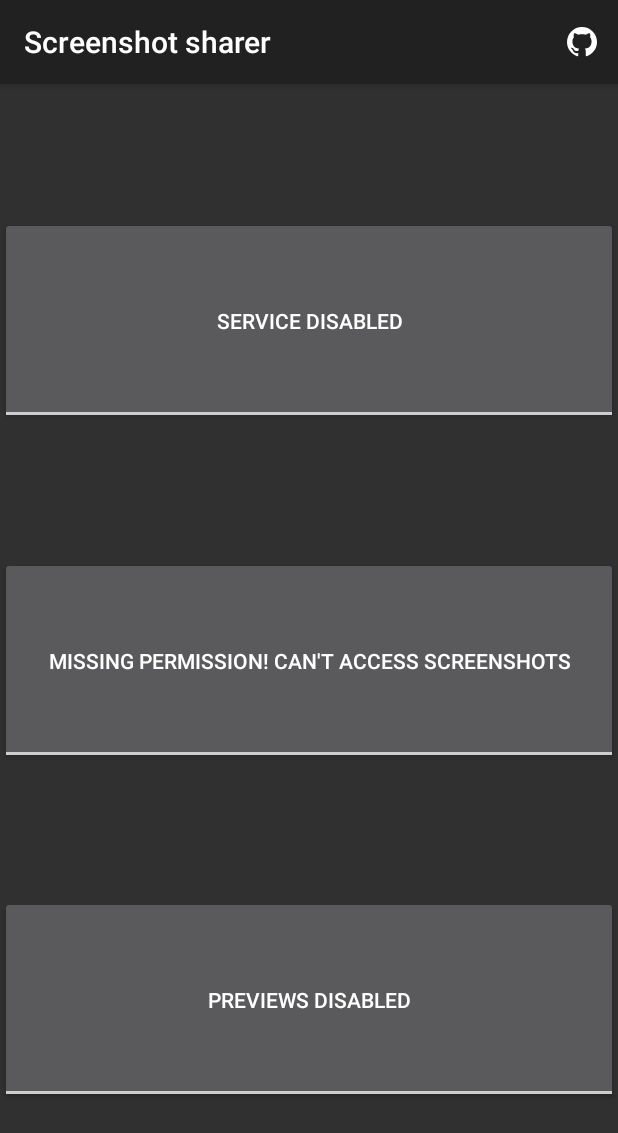
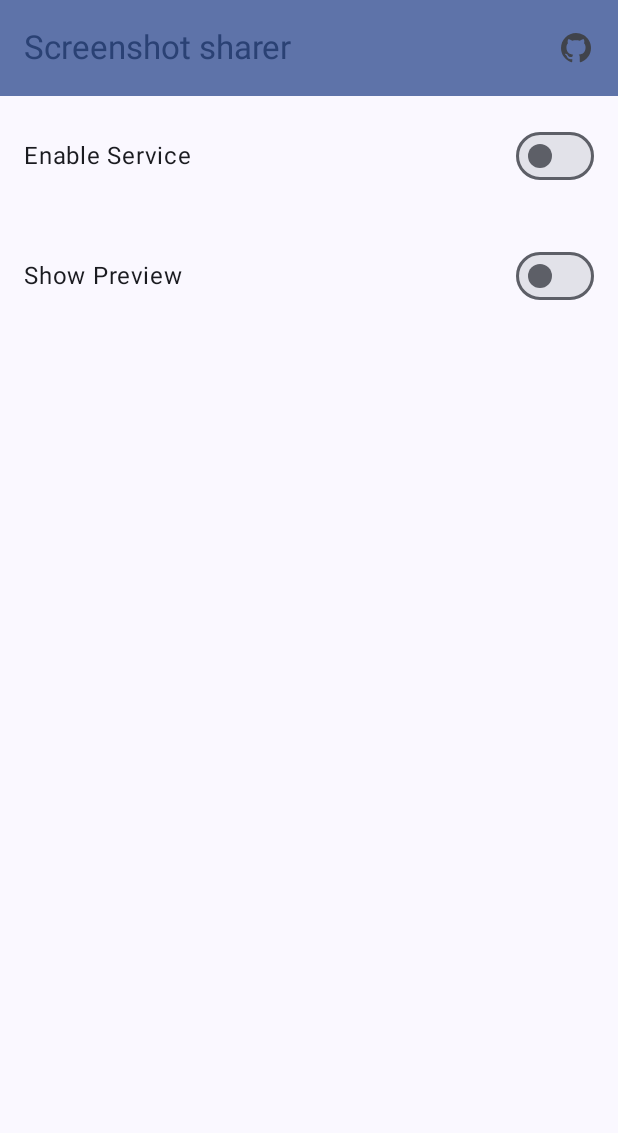
Before and after one commit to rosenpin/screenshot-sharer, an Android app built with Jetpack Compose: the screen it shows after launch (MainActivity), on a phone screen of 412 x 824 dp. Shown: the top 1133 px of the screen. Run offline under Robolectric (Android 15) with nearby library versions, the phone set to English and light mode, and no system bars; our stand-ins replace Dagger/Hilt's generated code.

Commit message:
new app design + refactoring

```diff
--- a/app/src/main/java/com/tomer/screenshotsharer/MainActivity.kt
+++ b/app/src/main/java/com/tomer/screenshotsharer/MainActivity.kt
@@ -1,101 +1,185 @@
 package com.tomer.screenshotsharer
 
-import android.Manifest
 import android.content.ActivityNotFoundException
+import android.content.Context
 import android.content.Intent
 import android.net.Uri
 import android.os.Bundle
 import android.provider.Settings
-import android.view.Menu
-import android.view.MotionEvent
-import android.view.View
 import android.widget.Toast
-import android.widget.ToggleButton
-import androidx.appcompat.app.AppCompatActivity
-import androidx.core.app.ActivityCompat
+import androidx.activity.ComponentActivity
+import androidx.activity.compose.setContent
+import androidx.activity.viewModels
+import androidx.compose.foundation.layout.Column
+import androidx.compose.foundation.layout.Row
+import androidx.compose.foundation.layout.fillMaxSize
+import androidx.compose.foundation.layout.fillMaxWidth
+import androidx.compose.foundation.layout.padding
+import androidx.compose.material3.ExperimentalMaterial3Api
+import androidx.compose.material3.Icon
+import androidx.compose.material3.IconButton
+import androidx.compose.material3.MaterialTheme
+import androidx.compose.material3.Scaffold
+import androidx.compose.material3.Surface
+import androidx.compose.material3.Switch
+import androidx.compose.material3.Text
+import androidx.compose.material3.TopAppBar
+import androidx.compose.material3.TopAppBarDefaults
+import androidx.compose.runtime.Composable
+import androidx.compose.runtime.State
+import androidx.compose.runtime.mutableStateOf
+import androidx.compose.ui.Alignment
+import androidx.compose.ui.Modifier
+import androidx.compose.ui.platform.LocalContext
+import androidx.compose.ui.res.painterResource
+import androidx.compose.ui.tooling.preview.Preview
+import androidx.compose.ui.unit.dp
+import androidx.lifecycle.ViewModel
+import com.tomer.screenshotsharer.prefs.KEY_SHOW_PREVIEW
+import com.tomer.screenshotsharer.prefs.PrefsRepository
+import com.tomer.screenshotsharer.prefs.PrefsRepositoryMock
+import com.tomer.screenshotsharer.ui.theme.ScreenshotsharerTheme
+import dagger.hilt.android.AndroidEntryPoint
+import dagger.hilt.android.lifecycle.HiltViewModel
+import javax.inject.Inject
 
-
-class MainActivity : AppCompatActivity(), View.OnTouchListener {
-
-    private lateinit var preview: ToggleButton
-    private lateinit var assistant: ToggleButton
-    private lateinit var storage: ToggleButton
+@AndroidEntryPoint
+class MainActivity : ComponentActivity() {
+    private val viewModel: MainViewModel by viewModels()
 
     override fun onCreate(savedInstanceState: Bundle?) {
         super.onCreate(savedInstanceState)
-        setContentView(R.layout.activity_main)
-        assistant = findViewById<ToggleButton>(R.id.assistant)
-        storage = findViewById<ToggleButton>(R.id.storage)
-        preview = findViewById<ToggleButton>(R.id.preview)
-    }
-
-    override fun onCreateOptionsMenu(menu: Menu?): Boolean {
-        menuInflater.inflate(R.menu.main_menu, menu)
-        menu?.findItem(R.id.github)?.setOnMenuItemClickListener {
-            try {
-                val intent = Intent(
-                    Intent.ACTION_VIEW,
-                    Uri.parse("https://github.com/rosenpin/Screenshot-Sharer")
-                )
-                startActivity(intent)
-            } catch (ignored: ActivityNotFoundException) {
+        viewModel.loadSettings()
+        setContent {
+            ScreenshotsharerTheme {
+                // A surface container using the 'background' color from the theme
+                Surface(
+                    modifier = Modifier.fillMaxSize(),
+                    color = MaterialTheme.colorScheme.background
+                ) {
+                    Content(viewModel)
+                }
             }
-            true
         }
-        return super.onCreateOptionsMenu(menu)
     }
 
     override fun onResume() {
         super.onResume()
-        checkAssistant()
-        assistant.isClickable = false
-        storage.isClickable = false
-        preview.isClickable = false
+        viewModel.checkAssistantState(this)
     }
+}
 
-    private fun checkAssistant() {
-        val currentAssistant =
-            Settings.Secure.getString(contentResolver, "voice_interaction_service")
-        assistant.isChecked =
-            currentAssistant != null && (currentAssistant == packageName + "/." + AssistLoggerService::class.java.simpleName || currentAssistant.contains(
-                packageName
-            ))
-        assistant.setOnTouchListener(this)
-    }
+fun isAssistant(context: Context): Boolean {
+    val currentAssistant =
+        Settings.Secure.getString(
+            context.contentResolver,
+            "voice_interaction_service"
+        )
+    return currentAssistant != null && (currentAssistant == context.packageName + "/." + AssistLoggerService::class.java.simpleName || currentAssistant.contains(
+        context.packageName
+    ))
+}
 
-    override fun onTouch(v: View, event: MotionEvent): Boolean {
-        when (v.id) {
-            R.id.assistant -> {
-                startActivity(Intent(Settings.ACTION_VOICE_INPUT_SETTINGS))
+@OptIn(ExperimentalMaterial3Api::class)
+@Composable
+fun Content(viewModel: MainViewModel) {
+    val context = LocalContext.current
+    Scaffold(
+        topBar = {
+            TopAppBar(
+                colors = TopAppBarDefaults.topAppBarColors(
+                    containerColor = MaterialTheme.colorScheme.primaryContainer,
+                    titleContentColor = MaterialTheme.colorScheme.primary,
+                ),
+                title = {
+                    Text(context.getString(R.string.app_name))
+                },
+                actions = {
+                    IconButton(onClick = {
+                        try {
+                            val intent = Intent(
+                                Intent.ACTION_VIEW,
+                                Uri.parse("https://github.com/rosenpin/Screenshot-Sharer")
+                            )
+                            context.startActivity(intent)
+                        } catch (ignored: ActivityNotFoundException) {
+                        }
+                    }) {
+                        Icon(
+                            painter = painterResource(id = R.drawable.ic_github),
+                            contentDescription = "GitHub"
+                        )
+                    }
+                }
+            )
+        },
+    ) { innerPadding ->
+        Column(modifier = Modifier.padding(innerPadding)) {
+            SwitchSetting(
+                title = context.getString(R.string.enable_service),
+                checked = viewModel.isAssistantEnabled
+            ) {
+                context.startActivity(Intent(Settings.ACTION_VOICE_INPUT_SETTINGS))
                 Toast.makeText(
-                    this,
-                    "Select " + getString(R.string.app_name) + " as your assist app",
+                    context,
+                    "Select " + context.getString(R.string.app_name) + " as your assist app",
                     Toast.LENGTH_SHORT
                 ).show()
             }
-
-            R.id.storage -> ActivityCompat.requestPermissions(
-                this,
-                arrayOf(Manifest.permission.WRITE_EXTERNAL_STORAGE),
-                1
-            )
-
-            R.id.preview -> {
-                startActivity(
-                    Intent(
-                        Settings.ACTION_MANAGE_OVERLAY_PERMISSION,
-                        Uri.parse("package:$packageName")
-                    )
-                )
-                Toast.makeText(
-                    this,
-                    "Permit drawing over other apps for previews",
-                    Toast.LENGTH_SHORT
-                ).show()
-            }
-
-            else -> v.performClick()
+            SwitchSetting(
+                title = context.getString(R.string.show_preview),
+                checked = viewModel.showPreviewEnabled,
+                onClick = {
+                    viewModel.saveSetting(KEY_SHOW_PREVIEW, it)
+                })
         }
-        return false
     }
 }
+
+@Composable
+fun SwitchSetting(title: String, checked: State<Boolean>, onClick: (Boolean) -> Unit) {
+    Row(
+        modifier = Modifier
+            .padding(16.dp)
+            .fillMaxWidth(),
+        verticalAlignment = Alignment.CenterVertically
+    ) {
+        Text(
+            text = title,
+            modifier = Modifier.weight(1f)
+        )
+        Switch(
+            checked = checked.value, onCheckedChange = onClick
+        )
+    }
+}
+
+@HiltViewModel
+class MainViewModel @Inject constructor(
+    private val prefsRepository: PrefsRepository
+) : ViewModel() {
+
+    val isAssistantEnabled = mutableStateOf(false)
+    val showPreviewEnabled = mutableStateOf(false)
+
+    fun checkAssistantState(context: Context) {
+        isAssistantEnabled.value = isAssistant(context)
+    }
+
+    fun loadSettings() {
+        showPreviewEnabled.value = prefsRepository.getBoolean(KEY_SHOW_PREVIEW, false)
+    }
+
+    fun saveSetting(key: String, value: Boolean) {
+        prefsRepository.setSetting(key, value)
+        loadSettings()
+    }
+}
+
+@Preview(showBackground = true)
+@Composable
+fun GreetingPreview() {
+    ScreenshotsharerTheme {
+        Content(MainViewModel(PrefsRepositoryMock()))
+    }
+}
--- /dev/null
+++ b/app/src/main/java/com/tomer/screenshotsharer/ScreenshotSharer.kt
@@ -0,0 +1,29 @@
+package com.tomer.screenshotsharer
+
+import android.app.Application
+import android.content.Context
+import android.content.SharedPreferences
+import com.tomer.screenshotsharer.prefs.DB_NAME
+import com.tomer.screenshotsharer.prefs.PrefsRepository
+import com.tomer.screenshotsharer.prefs.PrefsRepositoryImpl
+import dagger.Module
+import dagger.Provides
+import dagger.hilt.InstallIn
+import dagger.hilt.android.HiltAndroidApp
+import dagger.hilt.android.qualifiers.ApplicationContext
+import dagger.hilt.components.SingletonComponent
+
+@HiltAndroidApp
+class ScreenshotSharer :Application(){
+}
+@Module
+@InstallIn(SingletonComponent::class)
+object AppModule {
+    @Provides
+    fun provideSharedPreferences(@ApplicationContext context: Context): SharedPreferences =
+        context.getSharedPreferences(DB_NAME, Context.MODE_PRIVATE)
+
+    @Provides
+    fun providePreferencesRepository(sharedPreferences: SharedPreferences): PrefsRepository =
+        PrefsRepositoryImpl(sharedPreferences)
+}
--- /dev/null
+++ b/app/src/main/java/com/tomer/screenshotsharer/prefs/Keys.kt
@@ -0,0 +1,4 @@
+package com.tomer.screenshotsharer.prefs
+
+const val KEY_SHOW_PREVIEW = "show_preview"
+const val DB_NAME = "ScreenshotSharerSettings"
--- /dev/null
+++ b/app/src/main/java/com/tomer/screenshotsharer/prefs/PrefsRepository.kt
@@ -0,0 +1,72 @@
+package com.tomer.screenshotsharer.prefs
+
+import android.content.SharedPreferences
+
+interface PrefsRepository {
+    fun getString(key: String, defaultValue: String): String
+    fun getInt(key: String, defaultValue: Int): Int
+    fun getBoolean(key: String, defaultValue: Boolean): Boolean
+    fun getFloat(key: String, defaultValue: Float): Float
+    fun getLong(key: String, defaultValue: Long): Long
+    fun <T> setSetting(key: String, value: T)
+}
+
+class PrefsRepositoryImpl(private val sharedPreferences: SharedPreferences) :PrefsRepository{
+    override fun getString(key: String, defaultValue: String): String {
+        return sharedPreferences.getString(key, defaultValue) ?: defaultValue
+    }
+
+    override fun getInt(key: String, defaultValue: Int): Int {
+        return sharedPreferences.getInt(key, defaultValue)
+    }
+
+    override fun getBoolean(key: String, defaultValue: Boolean): Boolean {
+        return sharedPreferences.getBoolean(key, defaultValue)
+    }
+
+    override fun getFloat(key: String, defaultValue: Float): Float {
+        return sharedPreferences.getFloat(key, defaultValue)
+    }
+
+    override fun getLong(key: String, defaultValue: Long): Long {
+        return sharedPreferences.getLong(key, defaultValue)
+    }
+
+    override fun <T> setSetting(key: String, value: T) {
+        with(sharedPreferences.edit()) {
+            when (value) {
+                is String -> putString(key, value)
+                is Int -> putInt(key, value)
+                is Boolean -> putBoolean(key, value)
+                is Float -> putFloat(key, value)
+                is Long -> putLong(key, value)
+                else -> throw IllegalArgumentException("This type can't be saved into SharedPreferences")
+            }.apply()
+        }
+    }
+}
+
+class PrefsRepositoryMock : PrefsRepository {
+    override fun getString(key: String, defaultValue: String): String {
+        return defaultValue
+    }
+
+    override fun getInt(key: String, defaultValue: Int): Int {
+        return defaultValue
+    }
+
+    override fun getBoolean(key: String, defaultValue: Boolean): Boolean {
+        return defaultValue
+    }
+
+    override fun getFloat(key: String, defaultValue: Float): Float {
+        return defaultValue
+    }
+
+    override fun getLong(key: String, defaultValue: Long): Long {
+        return defaultValue
+    }
+
+    override fun <T> setSetting(key: String, value: T) {
+    }
+}
--- a/app/src/main/res/layout/activity_main.xml
+++ /dev/null
@@ -1,40 +0,0 @@
-<?xml version="1.0" encoding="utf-8"?>
-<androidx.constraintlayout.widget.ConstraintLayout xmlns:android="http://schemas.android.com/apk/res/android"
-    xmlns:app="http://schemas.android.com/apk/res-auto"
-    android:layout_width="match_parent"
-    android:layout_height="match_parent">
-
-    <ToggleButton
-        android:id="@+id/assistant"
-        android:layout_width="0dp"
-        android:layout_height="138dp"
-        android:textOff="@string/service_disabled"
-        android:textOn="@string/service_enabled"
-        app:layout_constraintBottom_toTopOf="@+id/storage"
-        app:layout_constraintEnd_toEndOf="parent"
-        app:layout_constraintStart_toStartOf="parent"
-        app:layout_constraintTop_toTopOf="parent" />
-
-    <ToggleButton
-        android:id="@+id/storage"
-        android:layout_width="0dp"
-        android:layout_height="138dp"
-        android:textOff="@string/missing_permission_can_t_access_screenshots"
-        android:textOn="@string/storage_access_permission_granted"
-        app:layout_constraintBottom_toTopOf="@+id/preview"
-        app:layout_constraintEnd_toEndOf="parent"
-        app:layout_constraintStart_toStartOf="parent"
-        app:layout_constraintTop_toBottomOf="@+id/assistant" />
-
-    <ToggleButton
-        android:id="@+id/preview"
-        android:layout_width="0dp"
-        android:layout_height="138dp"
-        android:textOff="@string/previews_disabled"
-        android:textOn="@string/previews_enabled"
-        app:layout_constraintBottom_toBottomOf="parent"
-        app:layout_constraintEnd_toEndOf="parent"
-        app:layout_constraintStart_toStartOf="parent"
-        app:layout_constraintTop_toBottomOf="@+id/storage" />
-
-</androidx.constraintlayout.widget.ConstraintLayout>
--- a/app/src/main/res/values/strings.xml
+++ b/app/src/main/res/values/strings.xml
@@ -1,11 +1,9 @@
 <resources>
     <string name="app_name">Screenshot sharer</string>
-    <string name="service_enabled">Service Enabled</string>
-    <string name="service_disabled">Service Disabled</string>
+    <string name="enable_service">Enable Service</string>
+    <string name="show_preview">Show Preview</string>
     <string name="missing_permission_can_t_access_screenshots">Missing Permission! Can\'t access screenshots</string>
     <string name="storage_access_permission_granted">Storage access permission granted</string>
-    <string name="previews_enabled">Previews enabled</string>
-    <string name="previews_disabled">Previews disabled</string>
     <string name="Screenshot">Screenshot</string>
     <string name="title_activity_main2">MainActivity2</string>
 </resources>
--- a/build.gradle
+++ b/build.gradle
@@ -1,6 +1,8 @@
 // Top-level build file where you can add configuration options common to all sub-projects/modules.
+
 buildscript {
-    ext.kotlin_version = '1.9.0'
+    ext.kotlin_version = '1.9.20'
+    ext.hilt_version = '2.50'
     repositories {
         google()
         mavenCentral()
@@ -8,6 +10,7 @@ buildscript {
     dependencies {
         classpath 'com.android.tools.build:gradle:8.2.0'
         classpath "org.jetbrains.kotlin:kotlin-gradle-plugin:$kotlin_version"
+        classpath "com.google.dagger:hilt-android-gradle-plugin:$hilt_version"
 
         // NOTE: Do not place your application dependencies here; they belong
         // in the individual module build.gradle files
```
Also changed, not shown: app/build.gradle (+14 -6 lines), app/src/main/AndroidManifest.xml (+4 -8 lines), app/src/main/java/com/tomer/screenshotsharer/AssistLoggerSession.kt (+8 -2 lines), app/src/main/java/com/tomer/screenshotsharer/MainActivity2.kt (deleted, +0 -46 lines), 1 other file.
